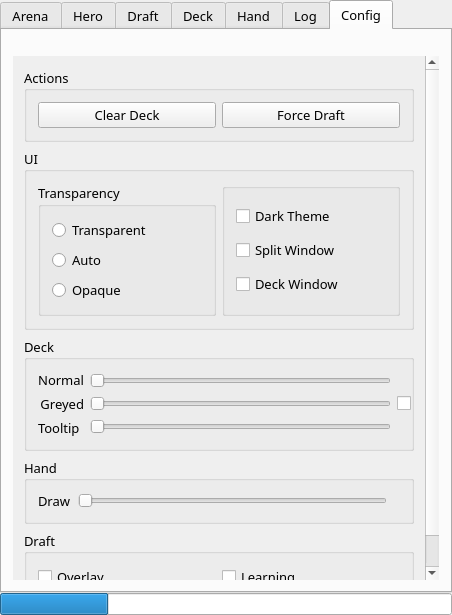
Old version of the form mainwindow.ui in the repository supertriodo/Arena-Tracker.
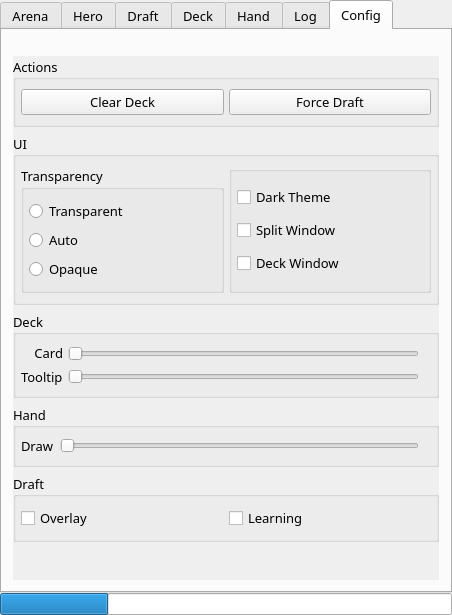
New version of the form. The open tabs and pages were chosen to show the change. Icons and pictures are not drawn. Custom widgets are drawn as their Qt base class.

Commit message: Finish big cards mode. Remove greyed card size slider and link checkbox. Bug Fix: Window doesn't reset when outside connected screens. Fix config tab margins. Adapt tooltip size and card size max value sliders to the size of user screens.

Patch:
```diff
--- a/mainwindow.ui
+++ b/mainwindow.ui
@@ -1052,11 +1052,26 @@
               <rect>
                <x>0</x>
                <y>0</y>
-               <width>414</width>
-               <height>523</height>
+               <width>428</width>
+               <height>522</height>
               </rect>
              </property>
              <layout class="QVBoxLayout" name="verticalLayout_5">
+              <property name="spacing">
+               <number>6</number>
+              </property>
+              <property name="leftMargin">
+               <number>0</number>
+              </property>
+              <property name="topMargin">
+               <number>0</number>
+              </property>
+              <property name="rightMargin">
+               <number>0</number>
+              </property>
+              <property name="bottomMargin">
+               <number>0</number>
+              </property>
               <item>
                <widget class="QGroupBox" name="configBoxActions">
                 <property name="title">
@@ -1066,6 +1081,21 @@
                  <set>Qt::AlignLeading|Qt::AlignLeft|Qt::AlignVCenter</set>
                 </property>
                 <layout class="QHBoxLayout" name="horizontalLayout">
+                 <property name="spacing">
+                  <number>5</number>
+                 </property>
+                 <property name="leftMargin">
+                  <number>5</number>
+                 </property>
+                 <property name="topMargin">
+                  <number>9</number>
+                 </property>
+                 <property name="rightMargin">
+                  <number>5</number>
+                 </property>
+                 <property name="bottomMargin">
+                  <number>9</number>
+                 </property>
                  <item>
                   <widget class="QPushButton" name="configButtonClearDeck">
                    <property name="toolTip">
@@ -1100,12 +1130,42 @@
                  <set>Qt::AlignLeading|Qt::AlignLeft|Qt::AlignVCenter</set>
                 </property>
                 <layout class="QHBoxLayout" name="horizontalLayout_2">
+                 <property name="spacing">
+                  <number>5</number>
+                 </property>
+                 <property name="leftMargin">
+                  <number>5</number>
+                 </property>
+                 <property name="topMargin">
+                  <number>9</number>
+                 </property>
+                 <property name="rightMargin">
+                  <number>5</number>
+                 </property>
+                 <property name="bottomMargin">
+                  <number>9</number>
+                 </property>
                  <item>
                   <widget class="QGroupBox" name="configBoxTransparency">
                    <property name="title">
                     <string>Transparency</string>
                    </property>
                    <layout class="QVBoxLayout" name="verticalLayout_4">
+                    <property name="spacing">
+                     <number>5</number>
+                    </property>
+                    <property name="leftMargin">
+                     <number>5</number>
+                    </property>
+                    <property name="topMargin">
+                     <number>9</number>
+                    </property>
+                    <property name="rightMargin">
+                     <number>5</number>
+                    </property>
+                    <property name="bottomMargin">
+                     <number>9</number>
+                    </property>
                     <item>
                      <widget class="QRadioButton" name="configRadioTransparent">
                       <property name="toolTip">
@@ -1146,6 +1206,21 @@
                     <string/>
                    </property>
                    <layout class="QVBoxLayout" name="verticalLayout_7">
+                    <property name="spacing">
+                     <number>5</number>
+                    </property>
+                    <property name="leftMargin">
+                     <number>5</number>
+                    </property>
+                    <property name="topMargin">
+                     <number>9</number>
+                    </property>
+                    <property name="rightMargin">
+                     <number>5</number>
+                    </property>
+                    <property name="bottomMargin">
+                     <number>9</number>
+                    </property>
                     <item>
                      <widget class="QCheckBox" name="configCheckDarkTheme">
                       <property name="toolTip">
@@ -1193,8 +1268,20 @@
                  <set>Qt::AlignLeading|Qt::AlignLeft|Qt::AlignVCenter</set>
                 </property>
                 <layout class="QHBoxLayout" name="horizontalLayout_3">
+                 <property name="spacing">
+                  <number>5</number>
+                 </property>
+                 <property name="leftMargin">
+                  <number>5</number>
+                 </property>
+                 <property name="topMargin">
+                  <number>9</number>
+                 </property>
                  <property name="rightMargin">
-                  <number>0</number>
+                  <number>5</number>
+                 </property>
+                 <property name="bottomMargin">
+                  <number>9</number>
                  </property>
                  <item>
                   <layout class="QVBoxLayout" name="configDeckVerticalLayout">
@@ -1204,20 +1291,7 @@
                       <string>Normal: Height of the non-greyed cards.</string>
                      </property>
                      <property name="text">
-                      <string>Normal</string>
-                     </property>
-                     <property name="alignment">
-                      <set>Qt::AlignRight|Qt::AlignTrailing|Qt::AlignVCenter</set>
-                     </property>
-                    </widget>
-                   </item>
-                   <item>
-                    <widget class="QLabel" name="configLabelDeckGreyed">
-                     <property name="toolTip">
-                      <string>Greyed: Height of the greyed cards.</string>
-                     </property>
-                     <property name="text">
-                      <string>Greyed</string>
+                      <string>Card</string>
                      </property>
                      <property name="alignment">
                       <set>Qt::AlignRight|Qt::AlignTrailing|Qt::AlignVCenter</set>
@@ -1260,28 +1334,6 @@
                      </property>
                     </widget>
                    </item>
-                   <item>
-                    <widget class="QSlider" name="configSliderGreyedSize">
-                     <property name="minimum">
-                      <number>15</number>
-                     </property>
-                     <property name="maximum">
-                      <number>100</number>
-                     </property>
-                     <property name="singleStep">
-                      <number>1</number>
-                     </property>
-                     <property name="pageStep">
-                      <number>1</number>
-                     </property>
-                     <property name="orientation">
-                      <enum>Qt::Horizontal</enum>
-                     </property>
-                     <property name="tickPosition">
-                      <enum>QSlider::NoTicks</enum>
-                     </property>
-                    </widget>
-                   </item>
                    <item>
                     <widget class="QSlider" name="configSliderTooltipSize">
                      <property name="minimum">
@@ -1301,17 +1353,22 @@
                   </layout>
                  </item>
                  <item>
-                  <widget class="QCheckBox" name="configCheckLink">
-                   <property name="text">
-                    <string/>
-                   </property>
-                   <property name="iconSize">
-                    <size>
-                     <width>11</width>
-                     <height>26</height>
-                    </size>
-                   </property>
-                  </widget>
+                  <layout class="QVBoxLayout" name="configDeckVerticalLayout3">
+                   <item>
+                    <widget class="QLabel" name="configLabelDeckNormal2">
+                     <property name="text">
+                      <string/>
+                     </property>
+                    </widget>
+                   </item>
+                   <item>
+                    <widget class="QLabel" name="configLabelDeckTooltip2">
+                     <property name="text">
+                      <string/>
+                     </property>
+                    </widget>
+                   </item>
+                  </layout>
                  </item>
                 </layout>
                </widget>
@@ -1325,6 +1382,21 @@
                  <set>Qt::AlignLeading|Qt::AlignLeft|Qt::AlignVCenter</set>
                 </property>
                 <layout class="QHBoxLayout" name="horizontalLayout_4">
+                 <property name="spacing">
+                  <number>5</number>
+                 </property>
+                 <property name="leftMargin">
+                  <number>5</number>
+                 </property>
+                 <property name="topMargin">
+                  <number>9</number>
+                 </property>
+                 <property name="rightMargin">
+                  <number>5</number>
+                 </property>
+                 <property name="bottomMargin">
+                  <number>9</number>
+                 </property>
                  <item>
                   <widget class="QLabel" name="configLabelDrawTime">
                    <property name="toolTip">
@@ -1371,6 +1443,21 @@
                  <set>Qt::AlignLeading|Qt::AlignLeft|Qt::AlignVCenter</set>
                 </property>
                 <layout class="QHBoxLayout" name="horizontalLayout_5">
+                 <property name="spacing">
+                  <number>5</number>
+                 </property>
+                 <property name="leftMargin">
+                  <number>5</number>
+                 </property>
+                 <property name="topMargin">
+                  <number>9</number>
+                 </property>
+                 <property name="rightMargin">
+                  <number>5</number>
+                 </property>
+                 <property name="bottomMargin">
+                  <number>9</number>
+                 </property>
                  <item>
                   <widget class="QCheckBox" name="configCheckOverlay">
                    <property name="toolTip">
```
Left out of the diff: 4 changed lines with no effect on the pictures. The commit also changes 6 other files.
